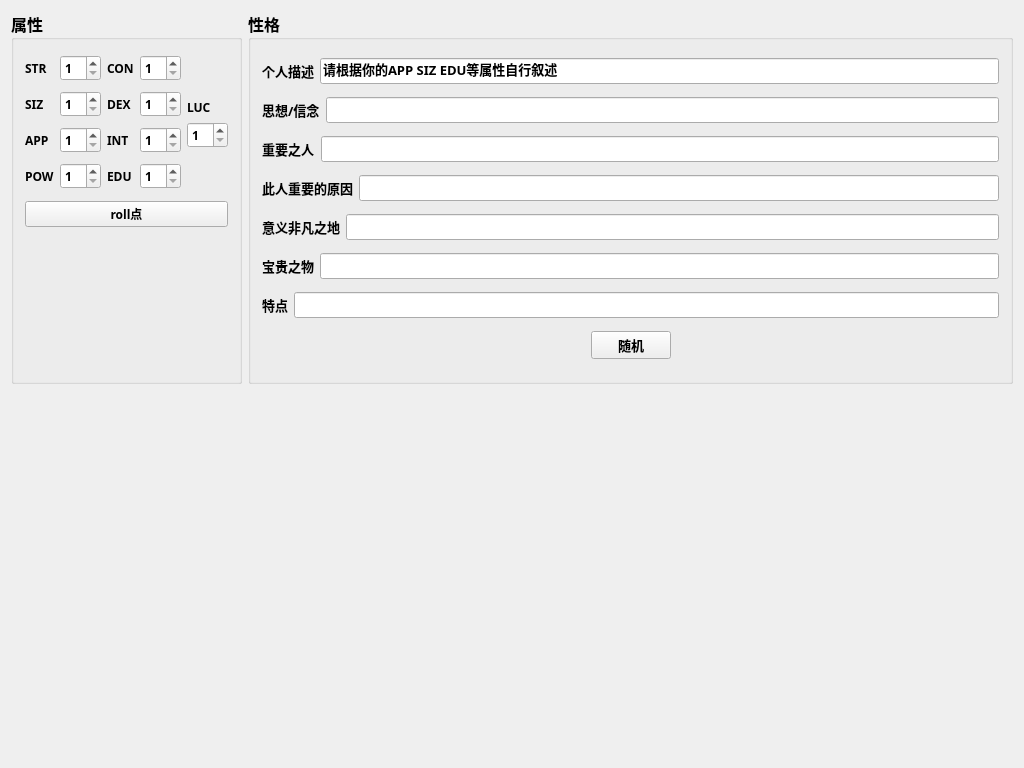
Old version of the form mainwindow.ui in the repository damLeafsnow/COCRollTools.
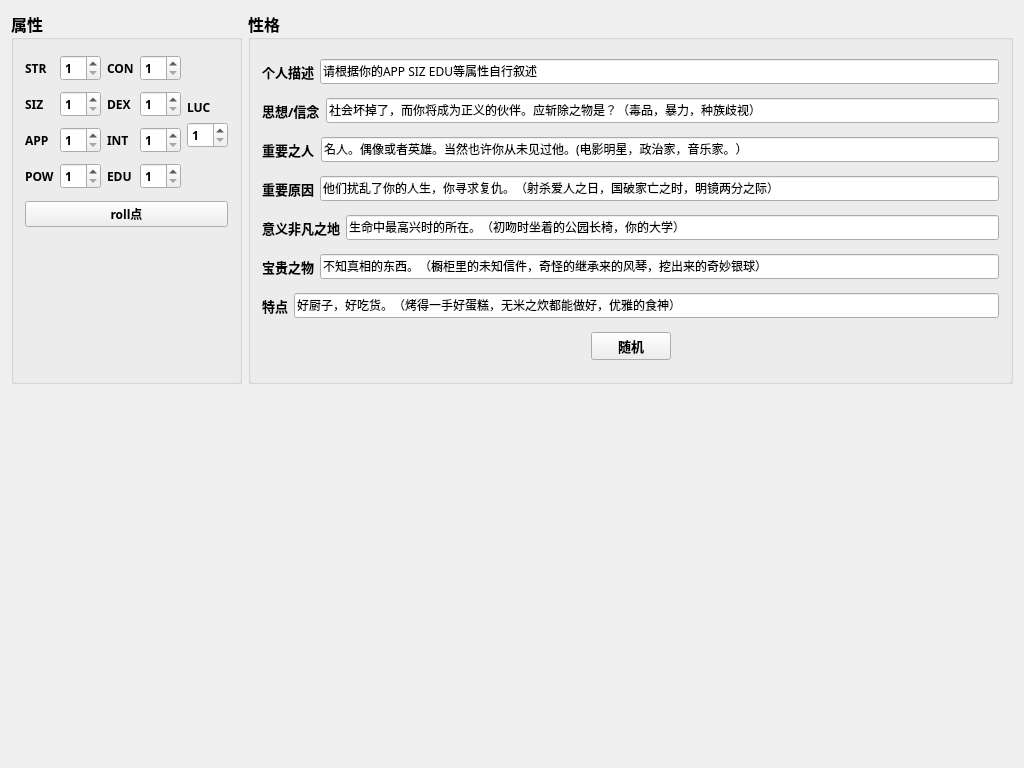
New version of the form. Icons and pictures are not drawn.

The edit to the form file:
```diff
--- a/mainwindow.ui
+++ b/mainwindow.ui
@@ -486,10 +486,10 @@
             <widget class="QLineEdit" name="lineEdit_miaoshu">
              <property name="font">
               <font>
-               <family>华文仿宋</family>
-               <pointsize>10</pointsize>
-               <weight>75</weight>
-               <bold>true</bold>
+               <family>楷体</family>
+               <pointsize>9</pointsize>
+               <weight>50</weight>
+               <bold>false</bold>
               </font>
              </property>
              <property name="text">
@@ -523,12 +523,15 @@
             <widget class="QLineEdit" name="lineEdit_xinnian">
              <property name="font">
               <font>
-               <family>华文仿宋</family>
-               <pointsize>10</pointsize>
-               <weight>75</weight>
-               <bold>true</bold>
+               <family>楷体</family>
+               <pointsize>9</pointsize>
+               <weight>50</weight>
+               <bold>false</bold>
               </font>
              </property>
+             <property name="text">
+              <string>社会坏掉了，而你将成为正义的伙伴。应斩除之物是？（毒品，暴力，种族歧视）</string>
+             </property>
              <property name="readOnly">
               <bool>true</bool>
              </property>
@@ -557,12 +560,15 @@
             <widget class="QLineEdit" name="lineEdit_important">
              <property name="font">
               <font>
-               <family>华文仿宋</family>
-               <pointsize>10</pointsize>
-               <weight>75</weight>
-               <bold>true</bold>
+               <family>楷体</family>
+               <pointsize>9</pointsize>
+               <weight>50</weight>
+               <bold>false</bold>
               </font>
              </property>
+             <property name="text">
+              <string>名人。偶像或者英雄。当然也许你从未见过他。(电影明星，政治家，音乐家。）</string>
+             </property>
              <property name="readOnly">
               <bool>true</bool>
              </property>
@@ -583,7 +589,7 @@
               </font>
              </property>
              <property name="text">
-              <string>此人重要的原因</string>
+              <string>重要原因</string>
              </property>
             </widget>
            </item>
@@ -591,12 +597,15 @@
             <widget class="QLineEdit" name="lineEdit_reasonofimp">
              <property name="font">
               <font>
-               <family>华文仿宋</family>
-               <pointsize>10</pointsize>
-               <weight>75</weight>
-               <bold>true</bold>
+               <family>楷体</family>
+               <pointsize>9</pointsize>
+               <weight>50</weight>
+               <bold>false</bold>
               </font>
              </property>
+             <property name="text">
+              <string>他们扰乱了你的人生，你寻求复仇。（射杀爱人之日，国破家亡之时，明镜两分之际）</string>
+             </property>
              <property name="readOnly">
               <bool>true</bool>
              </property>
@@ -625,12 +634,15 @@
             <widget class="QLineEdit" name="lineEdit_impplace">
              <property name="font">
               <font>
-               <family>华文仿宋</family>
-               <pointsize>10</pointsize>
-               <weight>75</weight>
-               <bold>true</bold>
+               <family>楷体</family>
+               <pointsize>9</pointsize>
+               <weight>50</weight>
+               <bold>false</bold>
               </font>
              </property>
+             <property name="text">
+              <string>生命中最高兴时的所在。（初吻时坐着的公园长椅，你的大学）</string>
+             </property>
              <property name="readOnly">
               <bool>true</bool>
              </property>
@@ -659,12 +671,15 @@
             <widget class="QLineEdit" name="lineEdit_impthing">
              <property name="font">
               <font>
-               <family>华文仿宋</family>
-               <pointsize>10</pointsize>
-               <weight>75</weight>
-               <bold>true</bold>
+               <family>楷体</family>
+               <pointsize>9</pointsize>
+               <weight>50</weight>
+               <bold>false</bold>
               </font>
              </property>
+             <property name="text">
+              <string>不知真相的东西。（橱柜里的未知信件，奇怪的继承来的风琴，挖出来的奇妙银球）</string>
+             </property>
              <property name="readOnly">
               <bool>true</bool>
              </property>
@@ -693,12 +708,15 @@
             <widget class="QLineEdit" name="lineEdit_tedian">
              <property name="font">
               <font>
-               <family>华文仿宋</family>
-               <pointsize>10</pointsize>
-               <weight>75</weight>
-               <bold>true</bold>
+               <family>楷体</family>
+               <pointsize>9</pointsize>
+               <weight>50</weight>
+               <bold>false</bold>
               </font>
              </property>
+             <property name="text">
+              <string>好厨子，好吃货。（烤得一手好蛋糕，无米之炊都能做好，优雅的食神）</string>
+             </property>
              <property name="readOnly">
               <bool>true</bool>
              </property>
```
Left out of the diff: 12 changed lines with no effect on the pictures.
